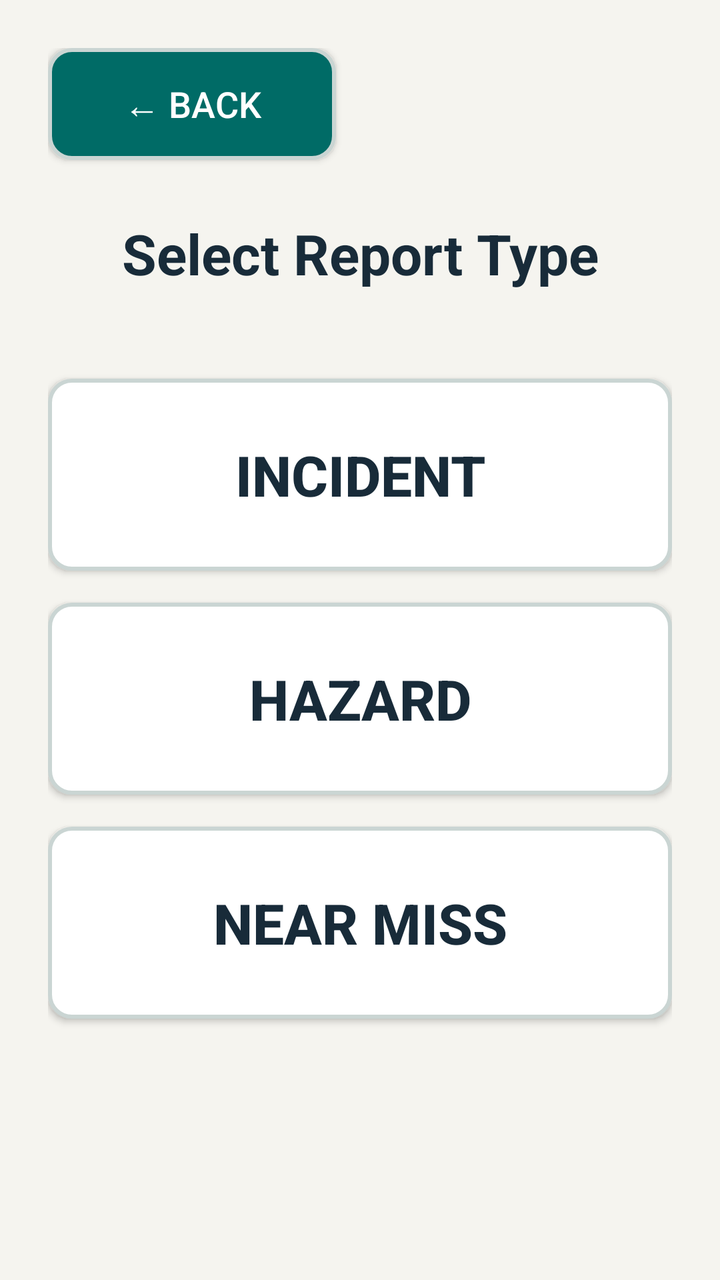
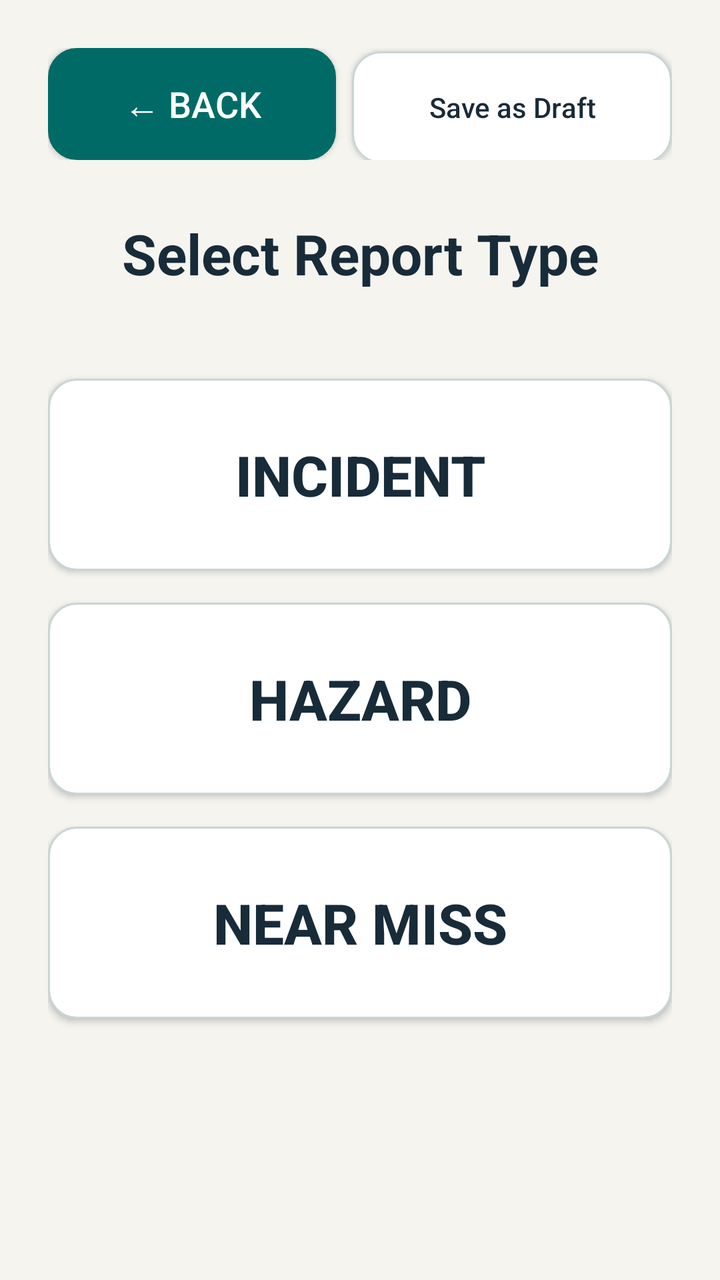

Compare the two renders of this Android layout. The source of the first and the diff that turns it into the second are given below.
<!-- AndroidManifest.xml: application theme Theme.JavaReportingSystem -->
<!-- res/layout/activity_report_type.xml -->
<?xml version="1.0" encoding="utf-8"?>
<FrameLayout xmlns:android="http://schemas.android.com/apk/res/android"
    xmlns:app="http://schemas.android.com/apk/res-auto"
    xmlns:tools="http://schemas.android.com/tools"
    android:id="@+id/main"
    android:layout_width="match_parent"
    android:layout_height="match_parent"
    android:background="@color/safety_background"
    tools:context=".ui.ReportTypeActivity">

    <ScrollView
        android:layout_width="match_parent"
        android:layout_height="match_parent"
        android:fillViewport="true">

        <LinearLayout
            android:layout_width="match_parent"
            android:layout_height="wrap_content"
            android:orientation="vertical"
            android:padding="24dp">

            <Button
                android:id="@+id/btnBack"
                android:layout_width="144dp"
                android:layout_height="56dp"
                android:background="@drawable/back_button"
                android:text="@string/back"
                android:textAllCaps="false"
                android:textColor="@color/safety_on_action"
                android:textSize="18sp"
                app:backgroundTint="@null" />

            <TextView
                android:id="@+id/tvTitle"
                android:layout_width="match_parent"
                android:layout_height="wrap_content"
                android:layout_marginTop="28dp"
                android:gravity="center"
                android:text="Select Report Type"
                android:textColor="@color/safety_text"
                android:textSize="28sp"
                android:textStyle="bold" />

            <Button
                android:id="@+id/btnIncident"
                android:layout_width="match_parent"
                android:layout_height="wrap_content"
                android:layout_marginTop="44dp"
                android:background="@drawable/outline_button"
                android:minHeight="96dp"
                android:padding="16dp"
                android:text="INCIDENT"
                android:textAllCaps="false"
                android:textColor="@color/safety_text"
                android:textSize="28sp"
                android:textStyle="bold"
                app:backgroundTint="@null" />

            <Button
                android:id="@+id/btnHazard"
                android:layout_width="match_parent"
                android:layout_height="wrap_content"
                android:layout_marginTop="16dp"
                android:background="@drawable/outline_button"
                android:minHeight="96dp"
                android:padding="16dp"
                android:text="HAZARD"
                android:textAllCaps="false"
                android:textColor="@color/safety_text"
                android:textSize="28sp"
                android:textStyle="bold"
                app:backgroundTint="@null" />

            <Button
                android:id="@+id/btnNearMiss"
                android:layout_width="match_parent"
                android:layout_height="wrap_content"
                android:layout_marginTop="16dp"
                android:background="@drawable/outline_button"
                android:minHeight="96dp"
                android:padding="16dp"
                android:text="NEAR MISS"
                android:textAllCaps="false"
                android:textColor="@color/safety_text"
                android:textSize="28sp"
                android:textStyle="bold"
                app:backgroundTint="@null" />
        </LinearLayout>
    </ScrollView>
</FrameLayout>
<!-- resources referenced by this layout -->
<resources>
  <color name="safety_background">#F5F4EF</color>
  <color name="safety_on_action">#FFFFFF</color>
  <color name="safety_text">#182B39</color>
  <!-- drawable back_button (drawable) -->
  <?xml version="1.0" encoding="utf-8"?>
  <shape xmlns:android="http://schemas.android.com/apk/res/android"
      android:shape="rectangle">
  
      <solid android:color="@color/safety_action" />
  
      <stroke
          android:width="2dp"
          android:color="@color/safety_border" />
  
      <corners android:radius="11dp" />
  
  </shape>
  <!-- drawable outline_button (drawable) -->
  <?xml version="1.0" encoding="utf-8"?>
  <shape xmlns:android="http://schemas.android.com/apk/res/android"
      android:shape="rectangle">
  
      <solid android:color="@color/safety_surface" />
  
      <stroke
          android:width="2dp"
          android:color="@color/safety_border" />
  
      <corners android:radius="11dp" />
  
  </shape>
  <string name="back">← BACK</string>
  <style name="Theme.JavaReportingSystem" parent="Base.Theme.JavaReportingSystem" />
  <color name="safety_action">#006B66</color>
  <color name="safety_border">#CAD5D3</color>
  <color name="safety_surface">#FFFFFF</color>
  <style name="Base.Theme.JavaReportingSystem" parent="Theme.AppCompat.Light.NoActionBar">
          <item name="colorPrimary">@color/safety_action</item>
          <item name="colorOnPrimary">@color/safety_on_action</item>
          <item name="colorSurface">@color/safety_surface</item>
          <item name="colorOnSurface">@color/safety_text</item>
          <item name="android:colorAccent">@color/safety_action</item>
          <item name="android:windowBackground">@color/safety_background</item>
          <item name="android:statusBarColor">@color/safety_background</item>
          <item name="android:navigationBarColor">@color/safety_background</item>
          <item name="android:windowLightStatusBar">true</item>
          <item name="android:windowLightNavigationBar">true</item>
      </style>
</resources>

<!-- the commit's change to res/layout/activity_report_type.xml (unified diff, before → after) -->
@@ -19,6 +19,11 @@
             android:orientation="vertical"
             android:padding="24dp">
 
+            <LinearLayout
+                android:layout_width="match_parent"
+                android:layout_height="56dp"
+                android:orientation="horizontal">
+
             <Button
                 android:id="@+id/btnBack"
                 android:layout_width="144dp"
@@ -29,6 +34,22 @@
                 android:textColor="@color/safety_on_action"
                 android:textSize="18sp"
                 app:backgroundTint="@null" />
+                <Button
+                    android:id="@+id/btnSaveDraft"
+                    android:layout_width="0dp"
+                    android:layout_height="56dp"
+                    android:layout_weight="1"
+                    android:layout_marginStart="8dp"
+                    android:background="@drawable/outline_button"
+                    android:text="@string/save_as_draft"
+                    android:textAllCaps="false"
+                    android:textColor="@color/safety_text"
+                    android:textSize="14sp"
+                    android:minWidth="0dp"
+                    android:paddingStart="8dp"
+                    android:paddingEnd="8dp"
+                    app:backgroundTint="@null" />
+            </LinearLayout>
 
             <TextView
                 android:id="@+id/tvTitle"
<!-- resource entries referenced after the edit -->
@@ -5,33 +5,20 @@
   <color name="safety_text">#182B39</color>
   <!-- drawable back_button (drawable) -->
   <?xml version="1.0" encoding="utf-8"?>
-  <shape xmlns:android="http://schemas.android.com/apk/res/android"
-      android:shape="rectangle">
-  
+  <shape xmlns:android="http://schemas.android.com/apk/res/android" android:shape="rectangle">
       <solid android:color="@color/safety_action" />
-  
-      <stroke
-          android:width="2dp"
-          android:color="@color/safety_border" />
-  
-      <corners android:radius="11dp" />
-  
+      <stroke android:width="1dp" android:color="@color/safety_action" />
+      <corners android:radius="14dp" />
   </shape>
   <!-- drawable outline_button (drawable) -->
   <?xml version="1.0" encoding="utf-8"?>
-  <shape xmlns:android="http://schemas.android.com/apk/res/android"
-      android:shape="rectangle">
-  
+  <shape xmlns:android="http://schemas.android.com/apk/res/android" android:shape="rectangle">
       <solid android:color="@color/safety_surface" />
-  
-      <stroke
-          android:width="2dp"
-          android:color="@color/safety_border" />
-  
-      <corners android:radius="11dp" />
-  
+      <stroke android:width="1dp" android:color="@color/safety_border" />
+      <corners android:radius="14dp" />
   </shape>
   <string name="back">← BACK</string>
+  <string name="save_as_draft">Save as Draft</string>
   <style name="Theme.JavaReportingSystem" parent="Base.Theme.JavaReportingSystem" />
   <color name="safety_action">#006B66</color>
   <color name="safety_border">#CAD5D3</color>
